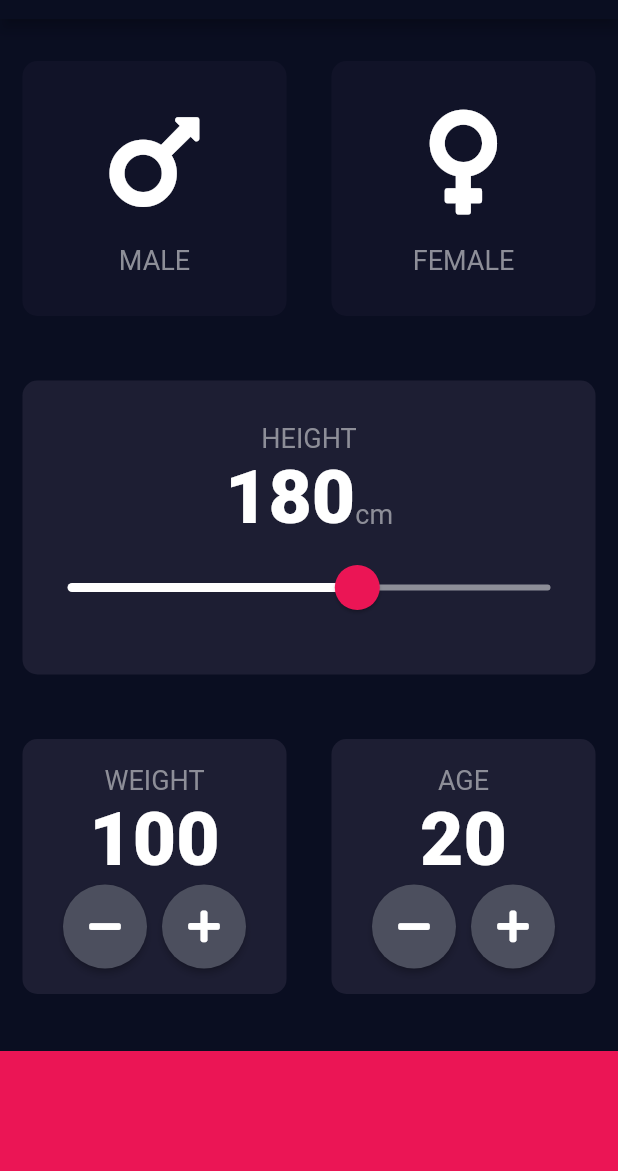
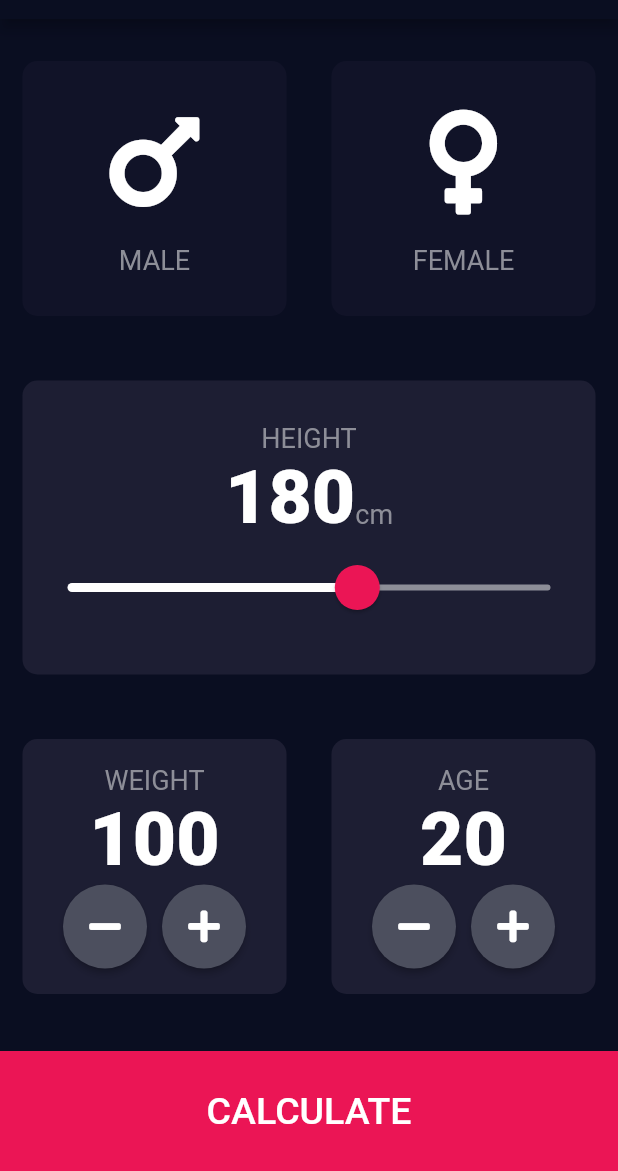
Before and after one commit to thidaswezin1/BMICalculator, a Flutter app: the screen it shows after launch, on a phone screen of 412 x 824 dp, the part 65-1236 px from its top. Run offline on Flutter 3.47's test engine with Material 2 defaults, Android fonts, the phone set to English and light mode, and no system bars; our stand-ins replace font_awesome_flutter.

Commit message:
final code

```diff
--- /dev/null
+++ b/lib/components/bottom_button.dart
@@ -0,0 +1,25 @@
+import 'package:bmi_calculator/constants.dart';
+import 'package:flutter/material.dart';
+class BottomButton extends StatelessWidget {
+  final String buttonTitle;
+  final Function onTap;
+  BottomButton({this.buttonTitle,this.onTap});
+
+  @override
+  Widget build(BuildContext context) {
+    return GestureDetector(
+      onTap: onTap,
+      child: Container(
+        color: kBottomContainerColor,
+        margin: const EdgeInsets.only(top: 10.0),
+        width: double.infinity,
+        height: 80.0,
+        child: Center(
+          child: Text(
+              buttonTitle,
+              style: kLargeButtonTextStyle),
+        ),
+      ),
+    );
+  }
+}
--- a/lib/ui/icon_content.dart
+++ b/lib/components/icon_content.dart
@@ -1,6 +1,6 @@
 import 'package:flutter/cupertino.dart';
 import 'package:flutter/material.dart';
-import 'package:bmi_calculator/utility/constants.dart';
+import 'package:bmi_calculator/constants.dart';
 class IconContent extends StatelessWidget {
   final IconData icon;
   final String label;
@@ -24,22 +24,3 @@ class IconContent extends StatelessWidget {
     );
   }
 }
-
-class RoundButtonIcon extends StatelessWidget {
-  final IconData iconData;
-  final Function onPress;
-  RoundButtonIcon({@required this.iconData,this.onPress});
-  @override
-  Widget build(BuildContext context) {
-    return RawMaterialButton(
-      onPressed: onPress,
-      constraints: BoxConstraints.tightFor(
-        width: 56.0,
-        height: 56.0
-      ),
-      shape: CircleBorder(),
-      fillColor: Color(0xff4c4f5e),
-      child: Icon(iconData),
-    );
-  }
-}
--- /dev/null
+++ b/lib/components/round_icon_button.dart
@@ -0,0 +1,19 @@
+import 'package:flutter/material.dart';
+class RoundButtonIcon extends StatelessWidget {
+  final IconData iconData;
+  final Function onPress;
+  RoundButtonIcon({@required this.iconData,this.onPress});
+  @override
+  Widget build(BuildContext context) {
+    return RawMaterialButton(
+      onPressed: onPress,
+      constraints: BoxConstraints.tightFor(
+          width: 56.0,
+          height: 56.0
+      ),
+      shape: CircleBorder(),
+      fillColor: Color(0xff4c4f5e),
+      child: Icon(iconData),
+    );
+  }
+}
--- /dev/null
+++ b/lib/constants.dart
@@ -0,0 +1,40 @@
+import 'package:flutter/cupertino.dart';
+import 'package:flutter/material.dart';
+const kActiveCardColor = Color(0xff1d1e33);
+const kInactiveCardColor = Color(0xff111328);
+const kBottomContainerColor = Color(0xffeb1555);
+
+const kLabelTextStyle = TextStyle(
+    fontSize: 18.0,
+    color: Color(0xff8d8e98)
+);
+
+const kNumberTextStyle = TextStyle(
+    fontSize: 50.0,
+    fontWeight: FontWeight.w900
+);
+
+const kLargeButtonTextStyle = TextStyle(
+  fontWeight: FontWeight.w500,
+  fontSize: 25.0
+);
+
+const kResultTextStyle = TextStyle(
+  color: Color(0xff24db76),
+  fontSize: 22.0,
+  fontWeight: FontWeight.bold
+);
+
+const kTitleTextStyle = TextStyle(
+  fontSize: 50.0,
+  fontWeight: FontWeight.bold
+);
+
+const kBMITextStyle = TextStyle(
+  fontWeight: FontWeight.bold,
+  fontSize: 100.0
+);
+
+const kBodyTextStyle = TextStyle(
+  fontSize: 22.0
+);
--- a/lib/main.dart
+++ b/lib/main.dart
@@ -1,4 +1,4 @@
-import 'package:bmi_calculator/ui/home_page.dart';
+import 'file:///C:/MyProjects/FlutterProjects/BMICalculator/bmi_calculator/lib/screen/home_page.dart';
 import 'package:flutter/material.dart';
 
 void main() {
--- a/lib/ui/home_page.dart
+++ b/lib/screen/home_page.dart
@@ -1,12 +1,13 @@
-import 'package:bmi_calculator/utility/constants.dart';
-
-import 'resuable_card.dart';
+import 'file:///C:/MyProjects/FlutterProjects/BMICalculator/bmi_calculator/lib/screen/results_page.dart';
+import 'package:bmi_calculator/calculate_brain.dart';
+import 'package:bmi_calculator/components/icon_content.dart';
+import 'package:bmi_calculator/constants.dart';
+import '../components/bottom_button.dart';
+import '../components/resuable_card.dart';
 import 'package:flutter/cupertino.dart';
 import 'package:flutter/material.dart';
 import 'package:font_awesome_flutter/font_awesome_flutter.dart';
-import 'icon_content.dart';
-
-
+import '../components/round_icon_button.dart';
 
 enum Gender{
   male,
@@ -209,11 +210,20 @@ class _HomePageState extends State<HomePage> {
               ],
             ),
           ),
-          Container(
-            color: kBottomContainerColor,
-            margin: const EdgeInsets.only(top: 10.0),
-            width: double.infinity,
-            height: 80.0,
+          BottomButton(
+            buttonTitle: 'CALCULATE',
+            onTap: (){
+              CalculateBrain cal = CalculateBrain(height: height,weight: weight);
+              Navigator.push(context,
+                  MaterialPageRoute(builder: (context)=>
+                      ResultPage(
+                        bmiResult: cal.calculateBMI(),
+                        resultText: cal.getResult(),
+                        interpretation: cal.getInterpretation(),
+                      )
+                  )
+              );
+            },
           )
         ],
       )
--- a/lib/utility/constants.dart
+++ /dev/null
@@ -1,12 +0,0 @@
-import 'package:flutter/material.dart';
-const kActiveCardColor = Color(0xff1d1e33);
-const kInactiveCardColor = Color(0xff111328);
-const kBottomContainerColor = Color(0xffeb1555);
-const kLabelTextStyle = TextStyle(
-    fontSize: 18.0,
-    color: Color(0xff8d8e98)
-);
-const kNumberTextStyle = TextStyle(
-    fontSize: 50.0,
-    fontWeight: FontWeight.w900
-);
```
Also changed, not shown: lib/calculate_brain.dart (added, +34 -0 lines), lib/screen/results_page.dart (added, +68 -0 lines), lib/components/resuable_card.dart (renamed from lib/ui/resuable_card.dart).
